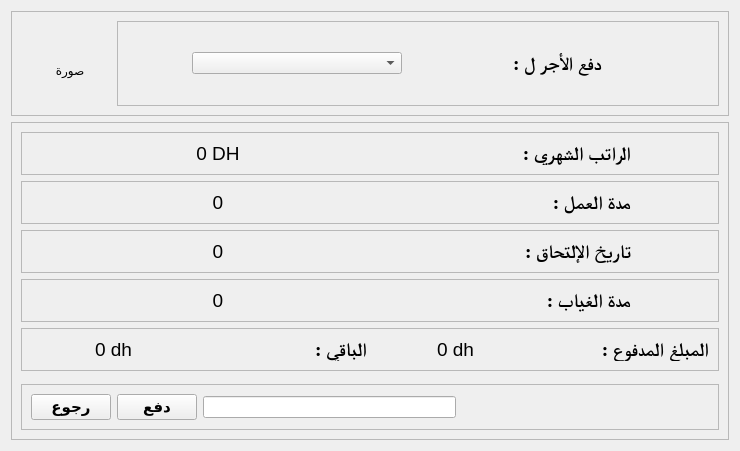
This is ui/pay.ui in YassineBaghdadi/Employees-manager as Qt 5 draws it before an edit. The edited form follows.
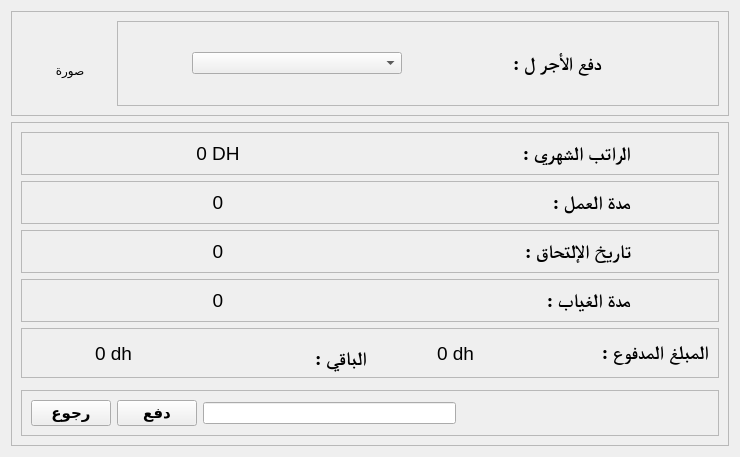
This is the edited form.

Diff of the .ui file:
```diff
--- a/ui/pay.ui
+++ b/ui/pay.ui
@@ -7,7 +7,7 @@
     <x>0</x>
     <y>0</y>
     <width>740</width>
-    <height>451</height>
+    <height>457</height>
    </rect>
   </property>
   <property name="windowTitle">
@@ -445,6 +445,12 @@
              </item>
              <item>
               <widget class="QLabel" name="label_15">
+               <property name="minimumSize">
+                <size>
+                 <width>0</width>
+                 <height>42</height>
+                </size>
+               </property>
                <property name="maximumSize">
                 <size>
                  <width>220</width>
```
